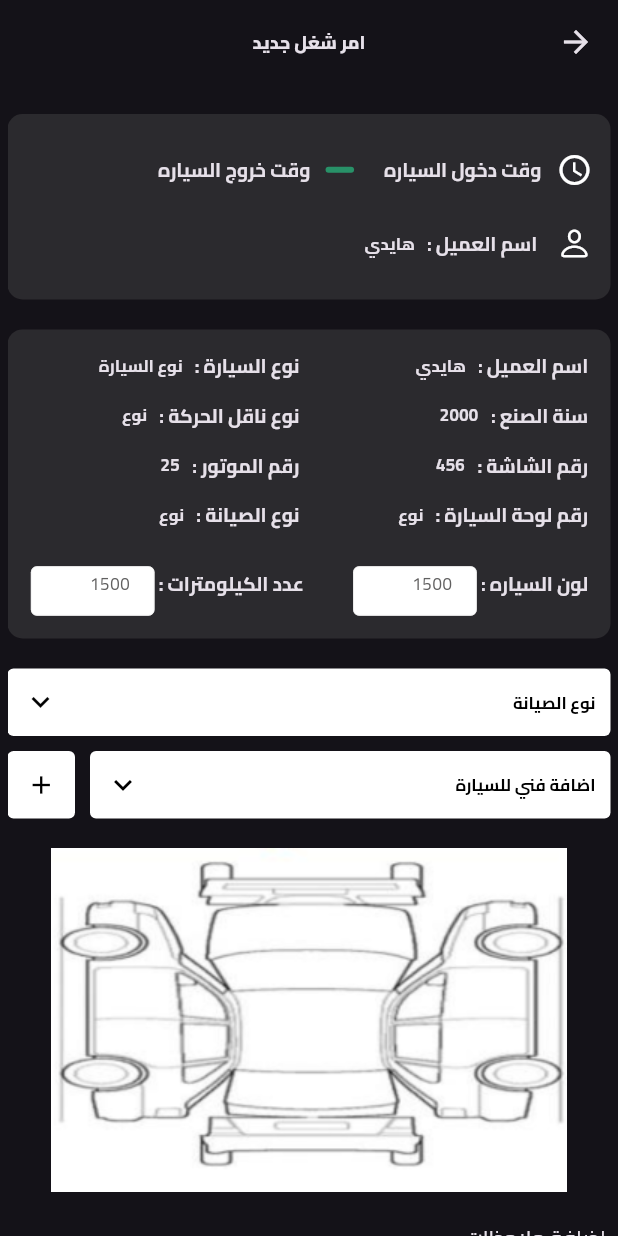
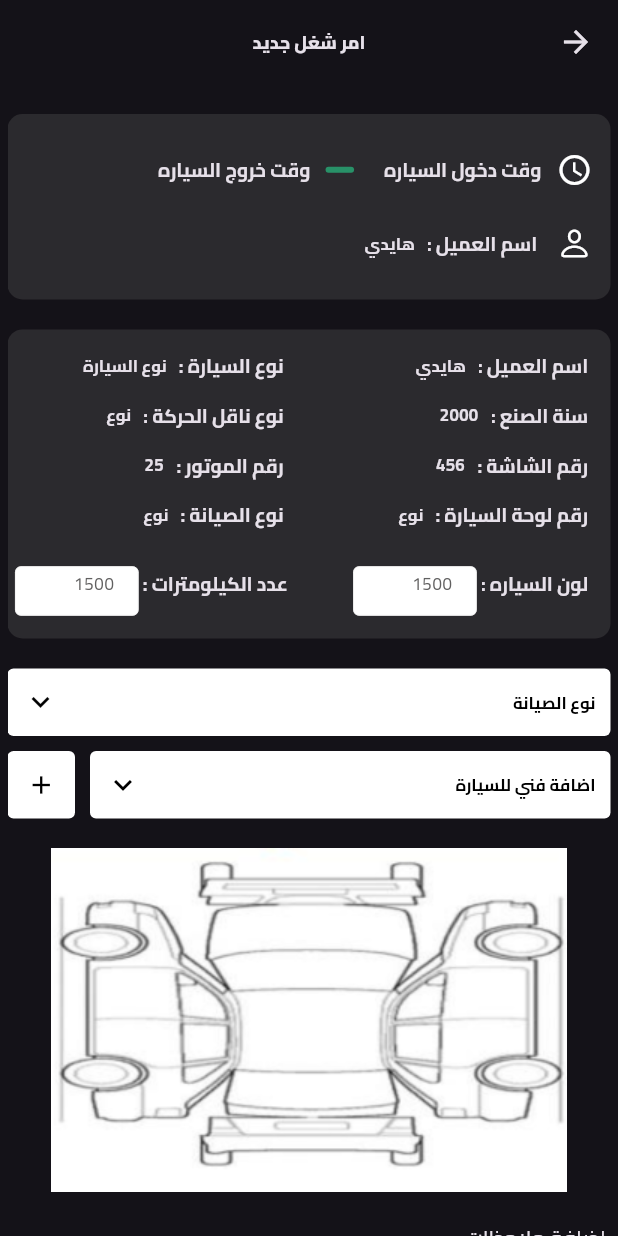
Before and after one commit to haidyhesham95/Bab-El-Ezz, a Flutter app: the NewJobOrderPage screen opened by its route, on a phone screen of 412 x 824 dp. Run offline on Flutter 3.47's test engine with Material 3 defaults, Android fonts, the phone set to English and light mode, and no system bars; our stand-ins replace flutter_bloc, flutter_svg.

Commit message:
added all table

```diff
--- a/lib/features/new_job-order/widgets/car_data.dart
+++ b/lib/features/new_job-order/widgets/car_data.dart
@@ -44,8 +44,7 @@ class CarData extends StatelessWidget {
               ],
             ),
           ),
-          Expanded(
-            child: Column(
+          Column(
             crossAxisAlignment: CrossAxisAlignment.start,
             mainAxisAlignment: MainAxisAlignment.spaceEvenly,
             children: [
@@ -69,7 +68,6 @@ class CarData extends StatelessWidget {
 
             ],
           ),
-          ),
         ],
       ),
 
--- a/lib/features/new_job-order/widgets/table_item.dart
+++ b/lib/features/new_job-order/widgets/table_item.dart
@@ -17,7 +17,7 @@ DataRow tableItem(BuildContext context) {
 
     DataCell(
         TextFieldWidget(
-          height: size.height * 0.07,
+          height: size.height * 0.05,
           width: size.width * 0.6,
           hintText: 'hhh',
           hintStyle: AppStyles.styleRegular14(context)
@@ -33,7 +33,7 @@ DataRow tableItem(BuildContext context) {
     DataCell(
         Center(
           child: TextFieldWidget(
-            height: size.height * 0.07,
+            height: size.height * 0.05,
             width: size.width * 0.6,
             hintText: 'hhh',
             hintStyle: AppStyles.styleRegular14(context)
--- a/lib/layout/view/layout.dart
+++ b/lib/layout/view/layout.dart
@@ -5,7 +5,6 @@ import 'package:flutter/material.dart';
 import 'package:flutter_svg/svg.dart';
 import '../../features/invoices/view/invoice_page.dart';
 import '../../features/store/view/store_page.dart';
-import '../../features/store/widget/store_table.dart';
 import '../../generated/assets.dart';
 import '../../shared_utils/styles/colors.dart';
 
```
Lines whose indentation alone changed are shown as unchanged.
